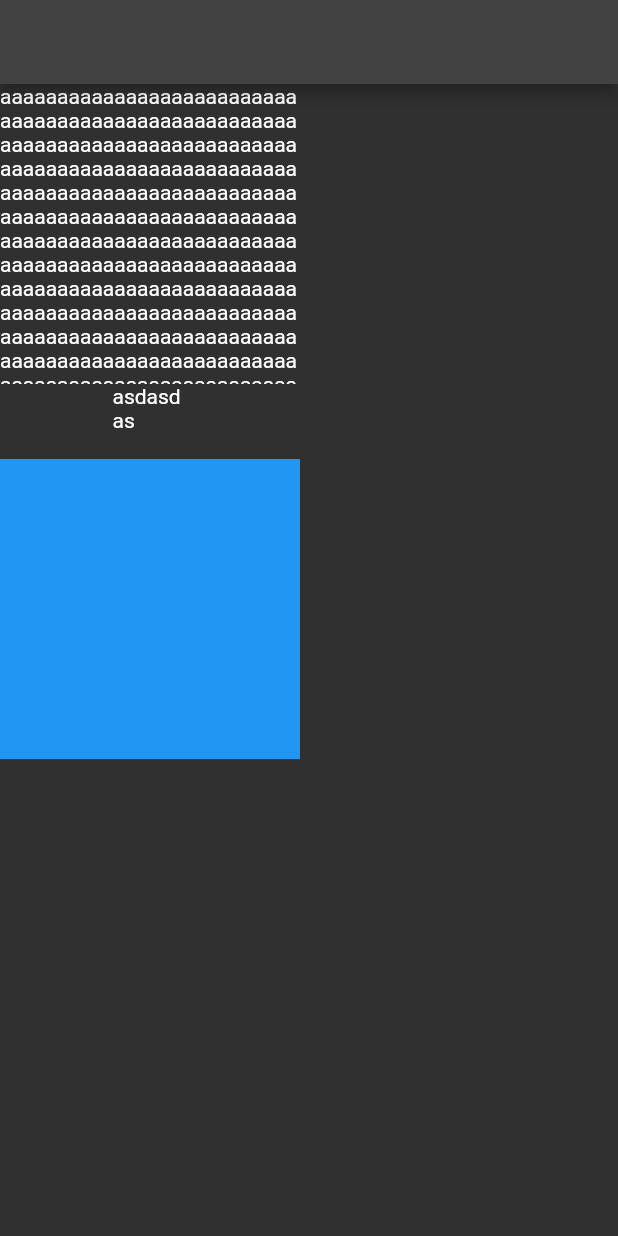
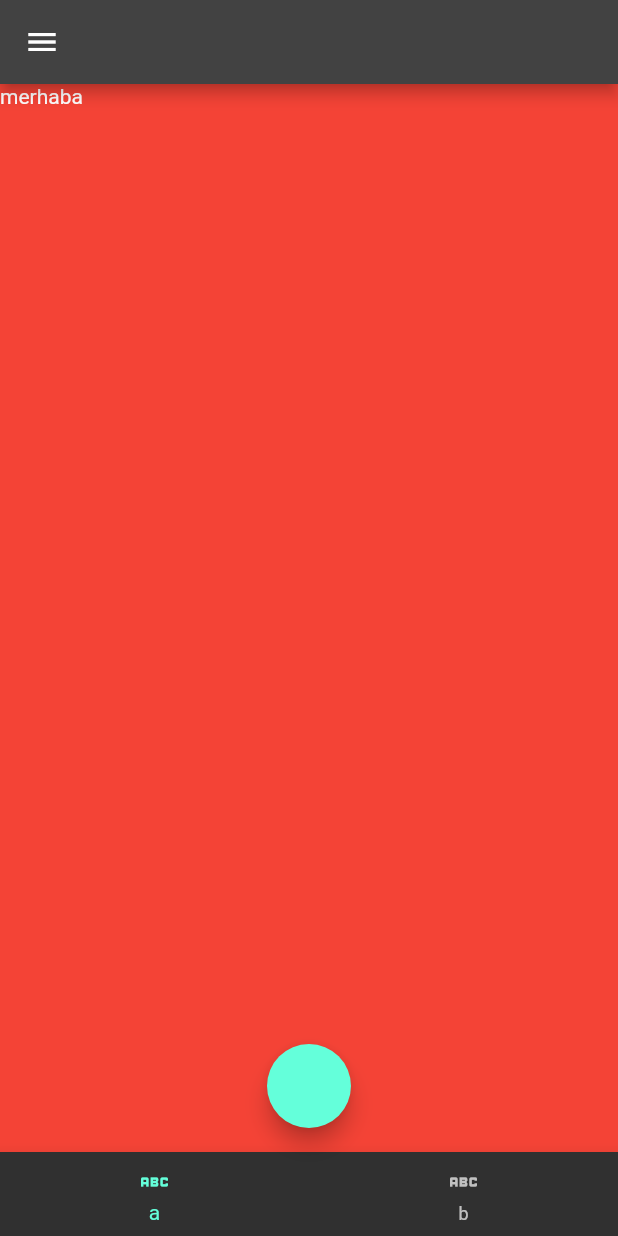
Before and after one commit to Usain301/flutter_application_2, a Flutter app: the screen it shows after launch, on a phone screen of 412 x 824 dp. Run offline on Flutter 3.47's test engine with Material 2 defaults, Android fonts, the phone set to English and light mode, and no system bars.

Commit message:
NEW COMMİT

```diff
--- /dev/null
+++ b/lib/101/Scaffold_learn.dart
@@ -0,0 +1,23 @@
+import 'package:flutter/material.dart';
+
+class SccaffoldLearnView extends StatelessWidget {
+  const SccaffoldLearnView({Key? key}) : super(key: key);
+
+  @override
+  Widget build(BuildContext context) {
+    return Scaffold(
+      appBar: AppBar(),
+      body: const Text('merhaba'),
+      backgroundColor: Colors.red,
+      floatingActionButton: FloatingActionButton(
+        onPressed: (() {}),
+      ),
+      floatingActionButtonLocation: FloatingActionButtonLocation.centerFloat,
+      bottomNavigationBar: BottomNavigationBar(items: const [
+        BottomNavigationBarItem(icon: Icon(Icons.abc_outlined), label: 'a'),
+        BottomNavigationBarItem(icon: Icon(Icons.abc_outlined), label: 'b'),
+      ]),
+      drawer: const Drawer(),
+    );
+  }
+}
--- a/lib/main.dart
+++ b/lib/main.dart
@@ -1,5 +1,6 @@
 import 'package:flutter/cupertino.dart';
 import 'package:flutter/material.dart';
+import 'package:flutter_application_2/101/Scaffold_learn.dart';
 import 'package:flutter_application_2/101/container_sized_box_learn.dart';
 import 'package:flutter_application_2/101/text_learn.dart';
 
@@ -15,7 +16,7 @@ class MyApp extends StatelessWidget {
     return MaterialApp(
       title: 'instgram',
       theme: ThemeData.dark(),
-      home: const ContainerSizedBoxLearn(),
+      home: const SccaffoldLearnView(),
     );
   }
 }
```
Also changed, not shown: lib/101/container_sized_box_learn.dart (+16 -10 lines).
